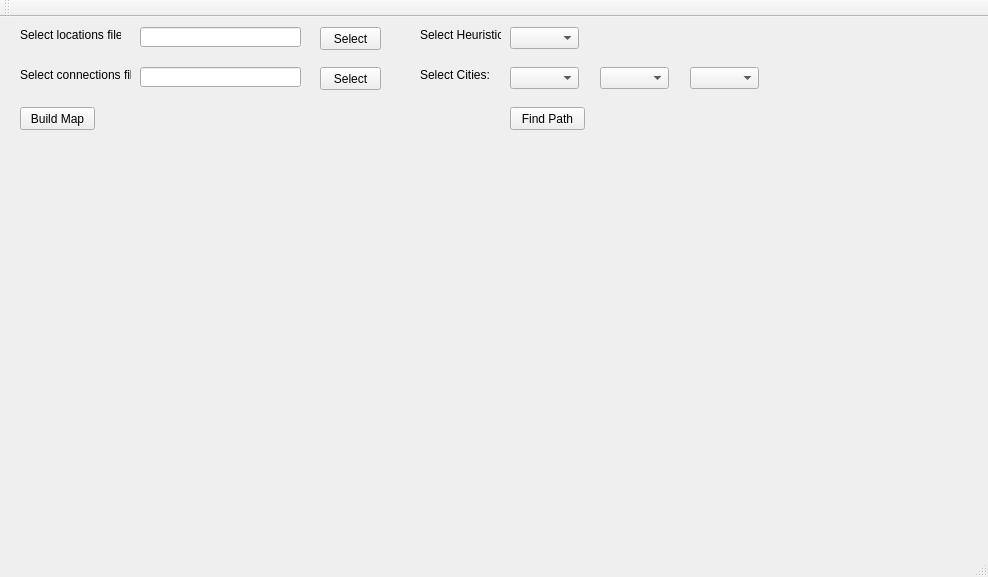
First picture: the form in AI_GUI/mainwindow.ui, repository molopez/AI_QT_GUI, before the edit.
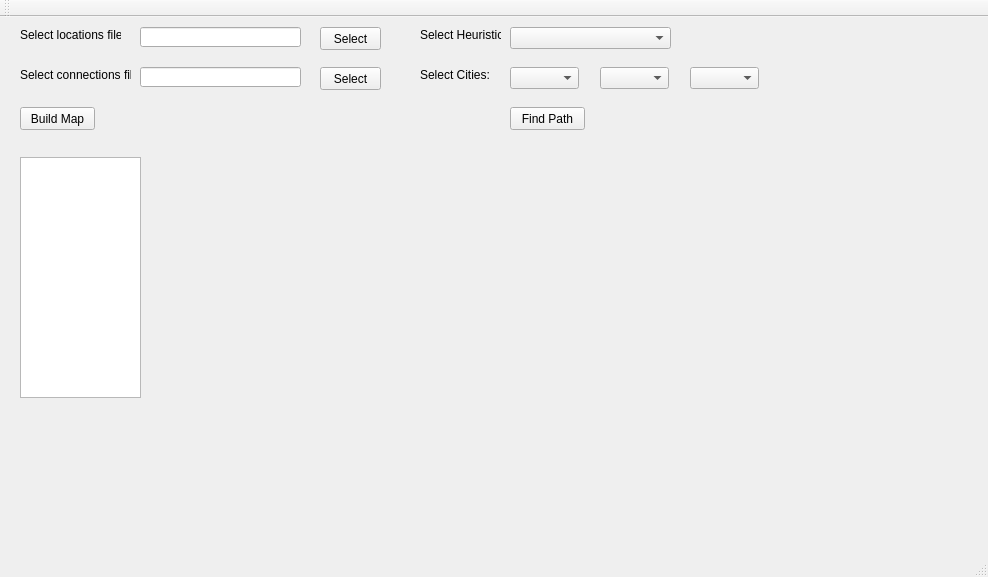
Second picture: the form after the edit.

```diff
--- a/AI_GUI/mainwindow.ui
+++ b/AI_GUI/mainwindow.ui
@@ -134,10 +134,16 @@
      <rect>
       <x>510</x>
       <y>10</y>
-      <width>69</width>
+      <width>161</width>
       <height>22</height>
      </rect>
     </property>
+    <property name="sizePolicy">
+     <sizepolicy hsizetype="Expanding" vsizetype="Fixed">
+      <horstretch>26</horstretch>
+      <verstretch>0</verstretch>
+     </sizepolicy>
+    </property>
    </widget>
    <widget class="QLabel" name="lblHeuristic">
     <property name="geometry">
@@ -178,6 +184,16 @@
      <string>Find Path</string>
     </property>
    </widget>
+   <widget class="QPlainTextEdit" name="txtboxDispalyPath">
+    <property name="geometry">
+     <rect>
+      <x>20</x>
+      <y>140</y>
+      <width>121</width>
+      <height>241</height>
+     </rect>
+    </property>
+   </widget>
   </widget>
   <widget class="QMenuBar" name="menuBar">
    <property name="geometry">
```
